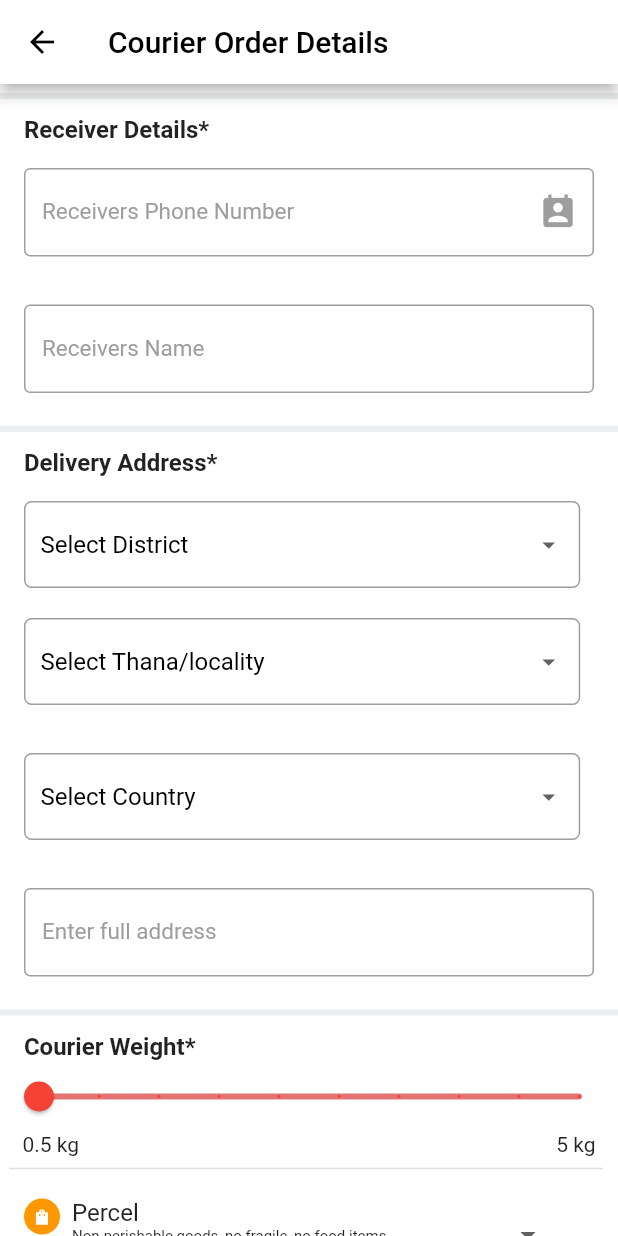
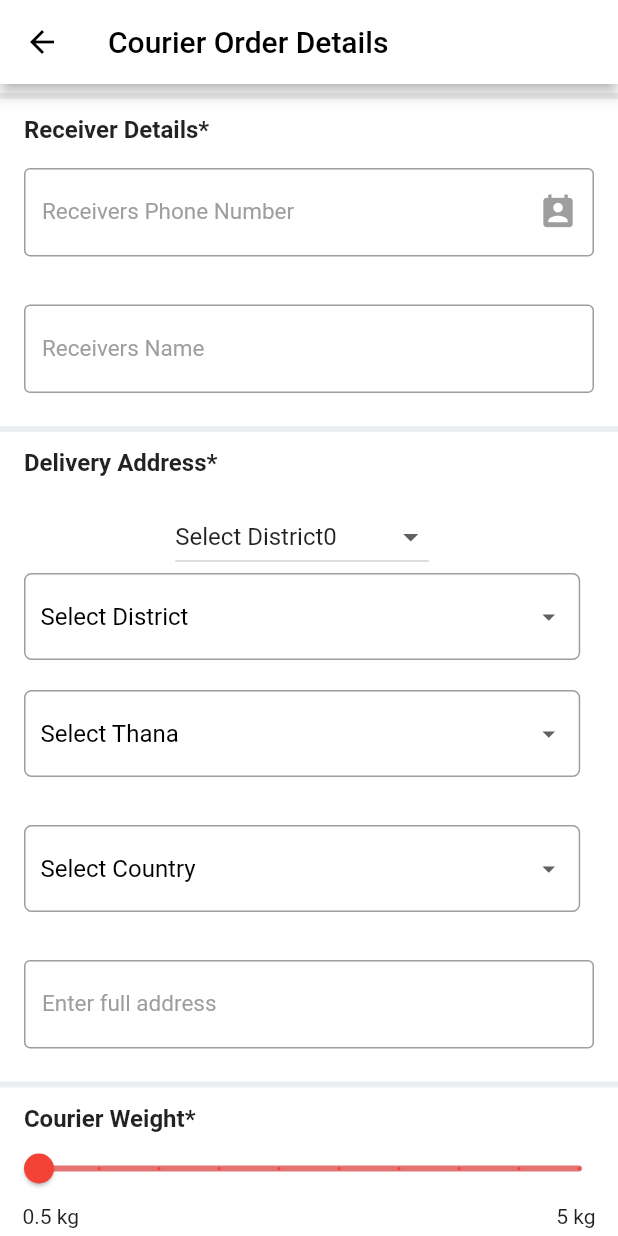
Before and after one commit to gblbd/ride_shareing, a Flutter app: the OrderDetailsPage screen opened directly with empty values, on a phone screen of 412 x 824 dp. Run offline on Flutter 3.47's test engine with Material 2 defaults, Android fonts, the phone set to English and light mode, and no system bars; our stand-ins replace animated_splash_screen, awesome_notifications, buttons_tabbar, carousel_slider, dotted_border, firebase_core and 19 more; missing offline and left inert: another_stepper, flutter_polyline_points, geocoder2; accounts and stored records are empty.

Commit message:
nafim  District list Addec  3:43 pm 23/07/2023

```diff
--- a/lib/Pages/HomePage/Courier/OrderDetailsPage.dart
+++ b/lib/Pages/HomePage/Courier/OrderDetailsPage.dart
@@ -2,6 +2,7 @@ import 'package:firebase_database/firebase_database.dart';
 import 'package:flutter/cupertino.dart';
 import 'package:flutter/material.dart';
 import 'package:ride_sharing/Pages/HomePage/Courier/pickup_point_manual.dart';
+import 'package:ride_sharing/Pages/HomePage/Courier/data_list.dart';
 import 'package:sizer/sizer.dart';
 
 import 'AddPickUpPage.dart';
@@ -588,7 +589,7 @@ class _OrderDetailsPageState extends State<OrderDetailsPage> {
     'Zajira',
     'Zakiganj',
     'Zianagar',];
-  String dropdownValue_Thana = 'Select Thana/locality';
+  String dropdownValue_Thana = DataList().Thana1[0][0];//'Select Thana/locality';
   List<String> list_Area = <String>['Select Country','Bangladesh', 'India','Pakistan','Iran','Egypt',
     'Singapore','Myanmar','Philipine','Thailand','China','Japan','South Korea','North Korea','Uganda',
     'Russia',"Italy",'Germany','Canada','Peru','Bolivia','Mexico',
@@ -670,6 +671,27 @@ class _OrderDetailsPageState extends State<OrderDetailsPage> {
   ];
 
 
+  ///////////////////////////////////////////////////////////
+
+
+
+
+  int DistrictValue = 0;
+
+
+  //////////////////////////////////////////////////
+
+
+
+
+
+
+
+
+
+
+
+
   @override
   Widget build(BuildContext context) {
 
@@ -740,6 +762,39 @@ class _OrderDetailsPageState extends State<OrderDetailsPage> {
               padding: const EdgeInsets.all(16.0),
               child: Column(
                 children: [
+
+
+
+
+                  DropdownButton<int>(
+                    items: DataList.District1
+                        .map((description, value) {
+                      return MapEntry(
+                          description,
+                          DropdownMenuItem<int>(
+                            value: value,
+                            child: Text(description+"${value}"),
+                          ));
+                    })
+                        .values
+                        .toList(),
+                    value: DistrictValue,
+                    onChanged: (int? newValue) {
+                      if (newValue != null) {
+                        setState(() {
+                          DistrictValue = newValue;
+                        });
+                      }
+                    },
+                  ),
+
+
+
+
+
+
+
+
                   Container(
                     height: 58,width: 90.w,
                     //margin: const EdgeInsets.all(16),
@@ -779,65 +834,7 @@ class _OrderDetailsPageState extends State<OrderDetailsPage> {
                           ),
                         ),
                       ),
-                      // TextField(
-                      //   controller: _city,
-                      //   cursorColor: Colors.red.shade900,
-                      //   decoration: InputDecoration(
-                      //       border: InputBorder.none,
-                      //       hintText: 'Enter District*',
-                      //       hintStyle: TextStyle(fontSize: 17,color: Colors.grey)
-                      //   ),
-                      //   onTap: () async{
-                      //
-                      //     DropdownButtonHideUnderline(
-                      //       child: ButtonTheme(
-                      //         alignedDropdown: true,
-                      //         child: DropdownButton<String>(
-                      //           value: dropdownValue_District,
-                      //           icon: const Icon(Icons.arrow_drop_down,size: 20,),
-                      //           //elevation: 16,
-                      //           style: const TextStyle(color: Colors.black),
-                      //           onChanged: (String? value) {
-                      //             setState(() {
-                      //               dropdownValue_District = value!;
-                      //             });
-                      //           },
-                      //           items: list_District.map<DropdownMenuItem<String>>((String value) {
-                      //             return DropdownMenuItem<String>(
-                      //               value: value,
-                      //               child: Text(value,
-                      //                 style: TextStyle(
-                      //                     fontSize: 16,
-                      //                     fontWeight: FontWeight.w400
-                      //                 ),
-                      //               ),
-                      //             );
-                      //           }).toList(),
-                      //         ),
-                      //       ),
-                      //     );
-                      //
-                      //
-                      //
-                      //
-                      //
-                      //
-                      //
-                      //
-                      //
-                      //
-                      //
-                      //
-                      //
-                      //     // Navigator.push(
-                      //     //     context,
-                      //     //     MaterialPageRoute(builder: (context) {
-                      //     //       return const SelectCityListPage();
-                      //     //     })
-                      //     // );
-                      //   },
-                      //   readOnly: true,
-                      // ),
+
                     ),
 
                   ),
@@ -875,7 +872,7 @@ class _OrderDetailsPageState extends State<OrderDetailsPage> {
                                   dropdownValue_Thana = value!;
                                 });
                               },
-                              items: list_Thana.map<DropdownMenuItem<String>>((String value) {
+                              items: DataList().Thana1[DistrictValue].map<DropdownMenuItem<String>>((String value) {
                                 return DropdownMenuItem<String>(
                                   value: value,
                                   child: Text(value,
@@ -893,6 +890,15 @@ class _OrderDetailsPageState extends State<OrderDetailsPage> {
                     ),
 
                   ),
+
+
+
+
+
+
+
+
+
                 ],
               ),
             ),
--- /dev/null
+++ b/lib/Pages/HomePage/Courier/data_list.dart
@@ -0,0 +1,165 @@
+
+
+
+class DataList {
+
+
+  static const Map<String, int> District1 = {
+    "Select District":0,
+    "Bagerhat":	28,
+    "Bandarban":	11,
+    "Barguna":	35,
+    "Barisal":	33,
+    "Bhola":	34,
+    "Bogura":	14,
+    "Brahmanbaria":	3,
+    "Chandpur":	6,
+    "Chapainawabganj":	18,
+    "Chattogram":	8,
+    "Chuadanga":	24,
+    "Coxsbazar":	9,
+    "Cumilla":	1,
+    "Dhaka":47,
+    "Dinajpur":54,
+    "Faridpur":52,
+    "Feni":2,
+    "Gaibandha":57,
+    "Gazipur":41,
+    "Gopalganj":51,
+    "Habiganj":38,
+    "Jamalpur":63,
+    "Jashore":20,
+    "Jhalakathi":30,
+    "Jhenaidah":29,
+    "Joypurhat":17,
+    "Khagrachhari":10,
+    "Khulna":27,
+    "Kishoreganj":45,
+    "Kurigram":60,
+    "Kushtia":25,
+    "Lakshmipur":	7,
+    "Lalmonirhat":	55,
+    "Madaripur":	50,
+    "Magura":	26,
+    "Manikganj":	46,
+    "Meherpur":	22,
+    "Moulvibazar":	37,
+    "Munshiganj":	48,
+    "Mymensingh":	62,
+    "Naogaon":	19,
+    "Narail":	23,
+    "Narayanganj":	43,
+    "Narsingdi":	40,
+    "Natore":	16,
+    "Netrokona":	64,
+    "Nilphamari":	56,
+    "Noakhali":	5,
+    "Pabna":	13,
+    "Panchagarh":	53,
+    "Patuakhali":	31,
+    "Pirojpur":	32,
+    "Rajbari":	49,
+    "Rajshahi":	15,
+    "Rangamati":	4,
+    "Rangpur":	59,
+    "Satkhira":	21,
+    "Shariatpur":	42,
+    "Sherpur":	61,
+    "Sirajganj":	12,
+    "Sunamganj":	39,
+    "Sylhet":	36,
+    "Tangail":	44,
+    "Thakurgaon":	58,
+
+
+
+
+
+  };
+
+
+  List<List<String>> Thana1=[
+    ["Select Thana"],
+    ["Select Thana", "Barura", "Brahmanpara", "Burichong", "Cumilla Adarsha Sadar", "Cumilla Sadar South", "Chandina", "Chauddagram", "Daudkandi","Debidwar", "Homna", "Laksam", "Lalmai", "Monohorgonj", "Meghna", "Muradnagar", "Nangalkot", "Titas"],
+    ["Select Thana","Chhagalnaiya","Daganbhuiyan","Feni Sadar","Fulgazi","Parshuram","Sonagazi"],
+    ["Select Thana","Brahmanbaria Sadar","Ashuganj","Nasirnagar","Nabinagar","Sarail","Kasba","Akhaura","Bancharampur","Bijoynagar"],
+  ];
+
+
+
+
+
+
+
+  List<Map<String, dynamic>> Distict = [
+
+    {"id":"1","division_id":"1","name":"Comilla","bn_name":"কুমিল্লা","lat":"23.4682747","lon":"91.1788135","url":"www.comilla.gov.bd"},
+    {"id":"2","division_id":"1","name":"Feni","bn_name":"ফেনী","lat":"23.023231","lon":"91.3840844","url":"www.feni.gov.bd"},
+    {"id":"3","division_id":"1","name":"Brahmanbaria","bn_name":"ব্রাহ্মণবাড়িয়া","lat":"23.9570904","lon":"91.1119286","url":"www.brahmanbaria.gov.bd"},
+    {"id":"4","division_id":"1","name":"Rangamati","bn_name":"রাঙ্গামাটি","lat":"22.65561018","lon":"92.17541121","url":"www.rangamati.gov.bd"},
+    {"id":"5","division_id":"1","name":"Noakhali","bn_name":"নোয়াখালী","lat":"22.869563","lon":"91.099398","url":"www.noakhali.gov.bd"},
+    {"id":"6","division_id":"1","name":"Chandpur","bn_name":"চাঁদপুর","lat":"23.2332585","lon":"90.6712912","url":"www.chandpur.gov.bd"},
+    {"id":"7","division_id":"1","name":"Lakshmipur","bn_name":"লক্ষ্মীপুর","lat":"22.942477","lon":"90.841184","url":"www.lakshmipur.gov.bd"},
+    {"id":"8","division_id":"1","name":"Chattogram","bn_name":"চট্টগ্রাম","lat":"22.335109","lon":"91.834073","url":"www.chittagong.gov.bd"},
+    {"id":"9","division_id":"1","name":"Coxsbazar","bn_name":"কক্সবাজার","lat":"21.44315751","lon":"91.97381741","url":"www.coxsbazar.gov.bd"},
+    {"id":"10","division_id":"1","name":"Khagrachhari","bn_name":"খাগড়াছড়ি","lat":"23.119285","lon":"91.984663","url":"www.khagrachhari.gov.bd"},
+    {"id":"11","division_id":"1","name":"Bandarban","bn_name":"বান্দরবান","lat":"22.1953275","lon":"92.2183773","url":"www.bandarban.gov.bd"},
+    {"id":"12","division_id":"2","name":"Sirajganj","bn_name":"সিরাজগঞ্জ","lat":"24.4533978","lon":"89.7006815","url":"www.sirajganj.gov.bd"},
+    {"id":"13","division_id":"2","name":"Pabna","bn_name":"পাবনা","lat":"23.998524","lon":"89.233645","url":"www.pabna.gov.bd"},
+    {"id":"14","division_id":"2","name":"Bogura","bn_name":"বগুড়া","lat":"24.8465228","lon":"89.377755","url":"www.bogra.gov.bd"},
+    {"id":"15","division_id":"2","name":"Rajshahi","bn_name":"রাজশাহী","lat":"24.37230298","lon":"88.56307623","url":"www.rajshahi.gov.bd"},
+    {"id":"16","division_id":"2","name":"Natore","bn_name":"নাটোর","lat":"24.420556","lon":"89.000282","url":"www.natore.gov.bd"},
+    {"id":"17","division_id":"2","name":"Joypurhat","bn_name":"জয়পুরহাট","lat":"25.09636876","lon":"89.04004280","url":"www.joypurhat.gov.bd"},
+    {"id":"18","division_id":"2","name":"Chapainawabganj","bn_name":"চাঁপাইনবাবগঞ্জ","lat":"24.5965034","lon":"88.2775122","url":"www.chapainawabganj.gov.bd"},
+    {"id":"19","division_id":"2","name":"Naogaon","bn_name":"নওগাঁ","lat":"24.83256191","lon":"88.92485205","url":"www.naogaon.gov.bd"},
+    {"id":"20","division_id":"3","name":"Jashore","bn_name":"যশোর","lat":"23.16643","lon":"89.2081126","url":"www.jessore.gov.bd"},
+    {"id":"21","division_id":"3","name":"Satkhira","bn_name":"সাতক্ষীরা","lat":"22.7180905","lon":"89.0687033","url":"www.satkhira.gov.bd"},
+    {"id":"22","division_id":"3","name":"Meherpur","bn_name":"মেহেরপুর","lat":"23.762213","lon":"88.631821","url":"www.meherpur.gov.bd"},
+    {"id":"23","division_id":"3","name":"Narail","bn_name":"নড়াইল","lat":"23.172534","lon":"89.512672","url":"www.narail.gov.bd"},
+    {"id":"24","division_id":"3","name":"Chuadanga","bn_name":"চুয়াডাঙ্গা","lat":"23.6401961","lon":"88.841841","url":"www.chuadanga.gov.bd"},
+    {"id":"25","division_id":"3","name":"Kushtia","bn_name":"কুষ্টিয়া","lat":"23.901258","lon":"89.120482","url":"www.kushtia.gov.bd"},
+    {"id":"26","division_id":"3","name":"Magura","bn_name":"মাগুরা","lat":"23.487337","lon":"89.419956","url":"www.magura.gov.bd"},
+    {"id":"27","division_id":"3","name":"Khulna","bn_name":"খুলনা","lat":"22.815774","lon":"89.568679","url":"www.khulna.gov.bd"},
+    {"id":"28","division_id":"3","name":"Bagerhat","bn_name":"বাগেরহাট","lat":"22.651568","lon":"89.785938","url":"www.bagerhat.gov.bd"},
+    {"id":"29","division_id":"3","name":"Jhenaidah","bn_name":"ঝিনাইদহ","lat":"23.5448176","lon":"89.1539213","url":"www.jhenaidah.gov.bd"},
+    {"id":"30","division_id":"4","name":"Jhalakathi","bn_name":"ঝালকাঠি","lat":"22.6422689","lon":"90.2003932","url":"www.jhalakathi.gov.bd"},
+    {"id":"31","division_id":"4","name":"Patuakhali","bn_name":"পটুয়াখালী","lat":"22.3596316","lon":"90.3298712","url":"www.patuakhali.gov.bd"},
+    {"id":"32","division_id":"4","name":"Pirojpur","bn_name":"পিরোজপুর","lat":"22.5781398","lon":"89.9983909","url":"www.pirojpur.gov.bd"},
+    {"id":"33","division_id":"4","name":"Barisal","bn_name":"বরিশাল","lat":"22.7004179","lon":"90.3731568","url":"www.barisal.gov.bd"},
+    {"id":"34","division_id":"4","name":"Bhola","bn_name":"ভোলা","lat":"22.685923","lon":"90.648179","url":"www.bhola.gov.bd"},
+    {"id":"35","division_id":"4","name":"Barguna","bn_name":"বরগুনা","lat":"22.159182","lon":"90.125581","url":"www.barguna.gov.bd"},
+    {"id":"36","division_id":"5","name":"Sylhet","bn_name":"সিলেট","lat":"24.8897956","lon":"91.8697894","url":"www.sylhet.gov.bd"},
+    {"id":"37","division_id":"5","name":"Moulvibazar","bn_name":"মৌলভীবাজার","lat":"24.482934","lon":"91.777417","url":"www.moulvibazar.gov.bd"},
+    {"id":"38","division_id":"5","name":"Habiganj","bn_name":"হবিগঞ্জ","lat":"24.374945","lon":"91.41553","url":"www.habiganj.gov.bd"},
+    {"id":"39","division_id":"5","name":"Sunamganj","bn_name":"সুনামগঞ্জ","lat":"25.0658042","lon":"91.3950115","url":"www.sunamganj.gov.bd"},
+    {"id":"40","division_id":"6","name":"Narsingdi","bn_name":"নরসিংদী","lat":"23.932233","lon":"90.71541","url":"www.narsingdi.gov.bd"},
+    {"id":"41","division_id":"6","name":"Gazipur","bn_name":"গাজীপুর","lat":"24.0022858","lon":"90.4264283","url":"www.gazipur.gov.bd"},
+    {"id":"42","division_id":"6","name":"Shariatpur","bn_name":"শরীয়তপুর","lat":"23.2060195","lon":"90.3477725","url":"www.shariatpur.gov.bd"},
+    {"id":"43","division_id":"6","name":"Narayanganj","bn_name":"নারায়ণগঞ্জ","lat":"23.63366","lon":"90.496482","url":"www.narayanganj.gov.bd"},
+    {"id":"44","division_id":"6","name":"Tangail","bn_name":"টাঙ্গাইল","lat":"24.264145","lon":"89.918029","url":"www.tangail.gov.bd"},
+    {"id":"45","division_id":"6","name":"Kishoreganj","bn_name":"কিশোরগঞ্জ","lat":"24.444937","lon":"90.776575","url":"www.kishoreganj.gov.bd"},
+    {"id":"46","division_id":"6","name":"Manikganj","bn_name":"মানিকগঞ্জ","lat":"23.8602262","lon":"90.0018293","url":"www.manikganj.gov.bd"},
+    {"id":"47","division_id":"6","name":"Dhaka","bn_name":"ঢাকা","lat":"23.7115253","lon":"90.4111451","url":"www.dhaka.gov.bd"},
+    {"id":"48","division_id":"6","name":"Munshiganj","bn_name":"মুন্সিগঞ্জ","lat":"23.5435742","lon":"90.5354327","url":"www.munshiganj.gov.bd"},
+    {"id":"49","division_id":"6","name":"Rajbari","bn_name":"রাজবাড়ী","lat":"23.7574305","lon":"89.6444665","url":"www.rajbari.gov.bd"},
+    {"id":"50","division_id":"6","name":"Madaripur","bn_name":"মাদারীপুর","lat":"23.164102","lon":"90.1896805","url":"www.madaripur.gov.bd"},
+    {"id":"51","division_id":"6","name":"Gopalganj","bn_name":"গোপালগঞ্জ","lat":"23.0050857","lon":"89.8266059","url":"www.gopalganj.gov.bd"},
+    {"id":"52","division_id":"6","name":"Faridpur","bn_name":"ফরিদপুর","lat":"23.6070822","lon":"89.8429406","url":"www.faridpur.gov.bd"},
+    {"id":"53","division_id":"7","name":"Panchagarh","bn_name":"পঞ্চগড়","lat":"26.3411","lon":"88.5541606","url":"www.panchagarh.gov.bd"},
+    {"id":"54","division_id":"7","name":"Dinajpur","bn_name":"দিনাজপুর","lat":"25.6217061","lon":"88.6354504","url":"www.dinajpur.gov.bd"},
+    {"id":"55","division_id":"7","name":"Lalmonirhat","bn_name":"লালমনিরহাট","lat":"25.9165451","lon":"89.4532409","url":"www.lalmonirhat.gov.bd"},
+    {"id":"56","division_id":"7","name":"Nilphamari","bn_name":"নীলফামারী","lat":"25.931794","lon":"88.856006","url":"www.nilphamari.gov.bd"},
+    {"id":"57","division_id":"7","name":"Gaibandha","bn_name":"গাইবান্ধা","lat":"25.328751","lon":"89.528088","url":"www.gaibandha.gov.bd"},
+    {"id":"58","division_id":"7","name":"Thakurgaon","bn_name":"ঠাকুরগাঁও","lat":"26.0336945","lon":"88.4616834","url":"www.thakurgaon.gov.bd"},
+    {"id":"59","division_id":"7","name":"Rangpur","bn_name":"রংপুর","lat":"25.7558096","lon":"89.244462","url":"www.rangpur.gov.bd"},
+    {"id":"60","division_id":"7","name":"Kurigram","bn_name":"কুড়িগ্রাম","lat":"25.805445","lon":"89.636174","url":"www.kurigram.gov.bd"},
+    {"id":"61","division_id":"8","name":"Sherpur","bn_name":"শেরপুর","lat":"25.0204933","lon":"90.0152966","url":"www.sherpur.gov.bd"},
+    {"id":"62","division_id":"8","name":"Mymensingh","bn_name":"ময়মনসিংহ","lat":"24.7465670","lon":"90.4072093","url":"www.mymensingh.gov.bd"},
+    {"id":"63","division_id":"8","name":"Jamalpur","bn_name":"জামালপুর","lat":"24.937533","lon":"89.937775","url":"www.jamalpur.gov.bd"},
+    {"id":"64","division_id":"8","name":"Netrokona","bn_name":"নেত্রকোণা","lat":"24.870955","lon":"90.727887","url":"www.netrokona.gov.bd"}
+
+  ];
+
+
+
+}
```
